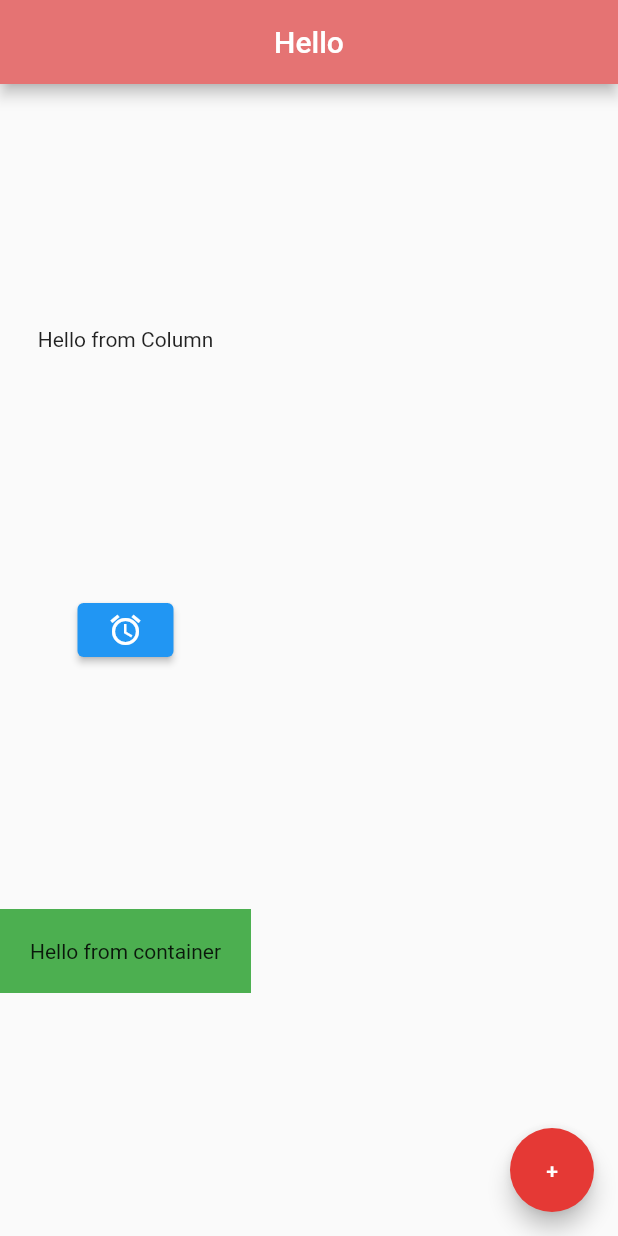
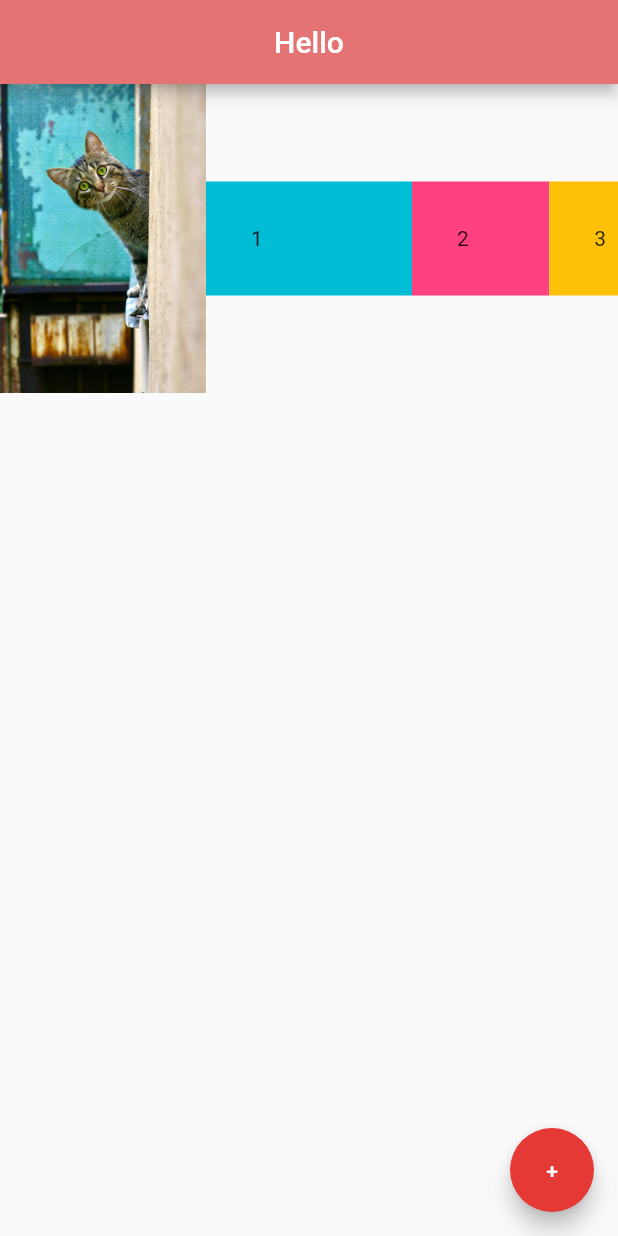
Before and after one commit to GrzegorzBanaszak/flutter_tut, a Flutter app: the screen it shows after launch, on a phone screen of 412 x 824 dp. Run offline on Flutter 3.47's test engine with Material 2 defaults, Android fonts, the phone set to English and light mode, and no system bars.

Commit message:
Extended widgets example

```diff
--- a/lib/main.dart
+++ b/lib/main.dart
@@ -19,19 +19,50 @@ class Home extends StatelessWidget {
         backgroundColor: Colors.red[300],
       ),
 
-      body: Column(
-        mainAxisAlignment: MainAxisAlignment.spaceEvenly,
-        crossAxisAlignment: CrossAxisAlignment.center,
-        children: <Widget>[
-          const Text("Hello from Column"),
-          ElevatedButton(onPressed: () {}, child: const Icon(Icons.alarm)),
-          Container(
-            color: Colors.green,
-            padding: const EdgeInsets.all(20.0),
-            child: const Text("Hello from container"),
+      //Extended widgets
+      body: Row(
+        children: [
+          Expanded(flex: 3, child: Image.asset("assets/cat-1.jpg")),
+          Expanded(
+            flex: 3,
+            child: Container(
+              padding: const EdgeInsets.all(30.0),
+              color: Colors.cyan,
+              child: const Text("1"),
+            ),
+          ),
+          Expanded(
+            flex: 2,
+            child: Container(
+              padding: const EdgeInsets.all(30.0),
+              color: Colors.pinkAccent,
+              child: const Text("2"),
+            ),
+          ),
+          Expanded(
+            flex: 1,
+            child: Container(
+              padding: const EdgeInsets.all(30.0),
+              color: Colors.amber,
+              child: const Text("3"),
+            ),
           )
         ],
       ),
+
+      // body: Column(
+      //   mainAxisAlignment: MainAxisAlignment.spaceEvenly,
+      //   crossAxisAlignment: CrossAxisAlignment.center,
+      //   children: <Widget>[
+      //     const Text("Hello from Column"),
+      //     ElevatedButton(onPressed: () {}, child: const Icon(Icons.alarm)),
+      //     Container(
+      //       color: Colors.green,
+      //       padding: const EdgeInsets.all(20.0),
+      //       child: const Text("Hello from container"),
+      //     )
+      //   ],
+      // ),
 
       // body: Row(
       //   mainAxisAlignment: MainAxisAlignment.spaceBetween,
```
